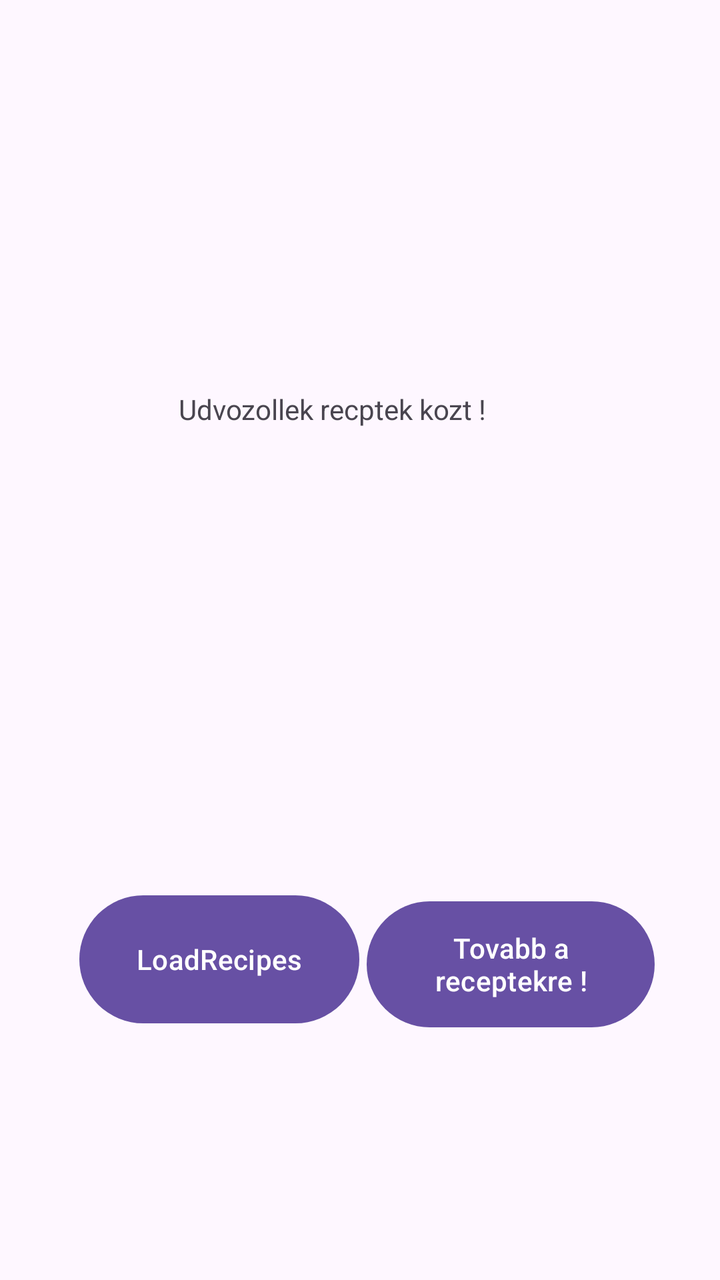
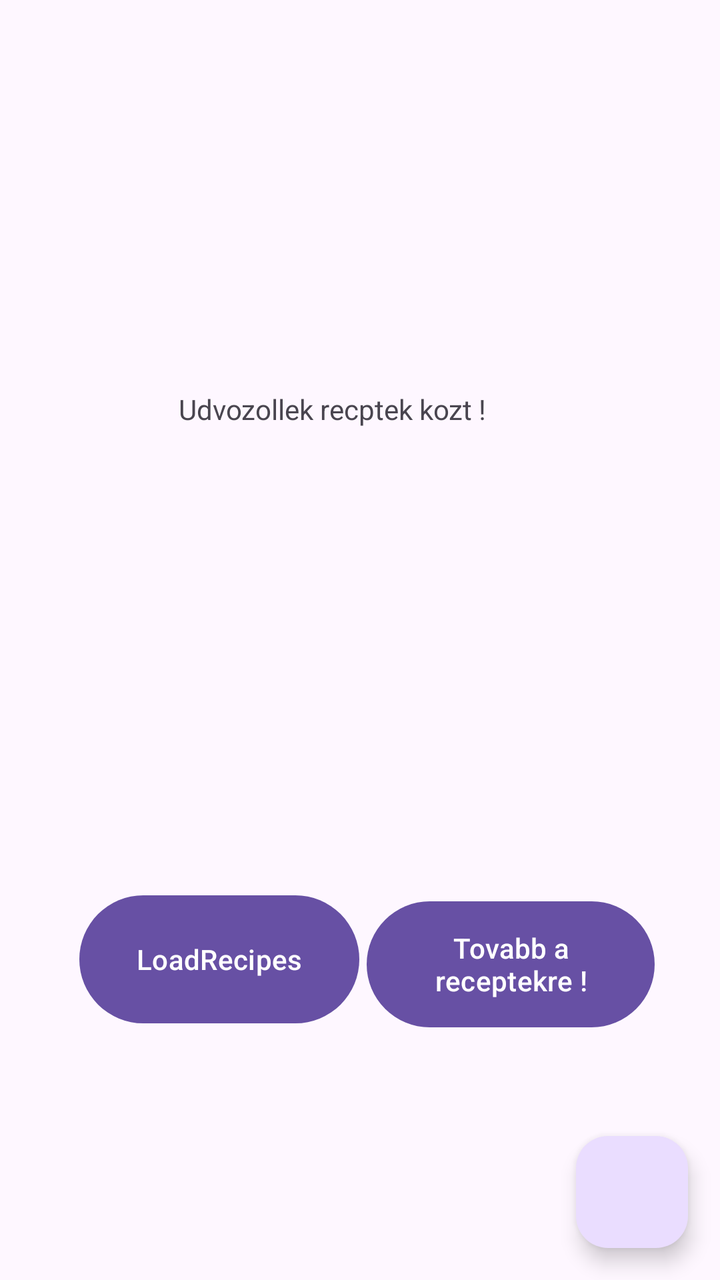

Before-and-after screenshots of an Android layout around one commit, followed by the original layout XML and the change that was made.
<!-- AndroidManifest.xml: application theme Theme.RecipesApp -->
<!-- res/layout/fragment_recipes.xml -->
<?xml version="1.0" encoding="utf-8"?>
<androidx.constraintlayout.widget.ConstraintLayout xmlns:android="http://schemas.android.com/apk/res/android"
    xmlns:app="http://schemas.android.com/apk/res-auto"
    xmlns:tools="http://schemas.android.com/tools"
    android:layout_width="match_parent"
    android:layout_height="match_parent"
    tools:context=".ui.recipes.RecipesFragment">


    <TextView

        android:layout_width="180dp"
        android:layout_height="81dp"
        android:text="@string/reciptWelcome"
        app:layout_constraintBottom_toBottomOf="parent"
        app:layout_constraintEnd_toEndOf="parent"
        app:layout_constraintHorizontal_bias="0.497"
        app:layout_constraintStart_toStartOf="parent"
        app:layout_constraintTop_toTopOf="parent"
        app:layout_constraintVertical_bias="0.349" />

    <Button
        android:id="@+id/recipesRecipesDetailID"
        android:layout_width="144dp"
        android:layout_height="71dp"
        android:text="@string/goToRecipes"
        app:layout_constraintBottom_toBottomOf="parent"
        app:layout_constraintEnd_toEndOf="parent"
        app:layout_constraintHorizontal_bias="0.848"
        app:layout_constraintStart_toStartOf="parent"
        app:layout_constraintTop_toTopOf="parent"
        app:layout_constraintVertical_bias="0.785" />

    <Button
        android:id="@+id/recipesLoadRecipes"
        android:layout_width="140dp"
        android:layout_height="72dp"
        android:text="LoadRecipes"
        app:layout_constraintBottom_toBottomOf="parent"
        app:layout_constraintEnd_toEndOf="parent"
        app:layout_constraintHorizontal_bias="0.18"
        app:layout_constraintStart_toStartOf="parent"
        app:layout_constraintTop_toTopOf="parent"
        app:layout_constraintVertical_bias="0.781" />

</androidx.constraintlayout.widget.ConstraintLayout>
<!-- resources referenced by this layout -->
<resources>
  <string name="goToRecipes">Tovabb a receptekre  !</string>
  <string name="reciptWelcome">Udvozollek recptek kozt  !</string>
  <style name="Theme.RecipesApp" parent="Base.Theme.RecipesApp" />
  <style name="Base.Theme.RecipesApp" parent="Theme.Material3.DayNight.NoActionBar">
          
          
      </style>
</resources>

<!-- the commit's change to res/layout/fragment_recipes.xml (unified diff, before → after) -->
@@ -43,4 +43,118 @@
         app:layout_constraintTop_toTopOf="parent"
         app:layout_constraintVertical_bias="0.781" />
 
+
+    <androidx.recyclerview.widget.RecyclerView
+        android:id="@+id/recycler_view"
+        tools:listitem="@layout/single_recipe"
+        android:layout_width="match_parent"
+        android:layout_height="match_parent"
+        app:layoutManager="LinearLayoutManager"/>
+
+    <com.google.android.material.floatingactionbutton.FloatingActionButton
+        android:id="@+id/fab"
+        android:layout_width="wrap_content"
+        android:layout_height="wrap_content"
+        android:layout_margin="16dp"
+        app:layout_constraintBottom_toBottomOf="parent"
+        app:layout_constraintEnd_toEndOf="parent"/>
 </androidx.constraintlayout.widget.ConstraintLayout>
+<!-- res/layout/single_recipe.xml (included above) -->
+<androidx.cardview.widget.CardView android:id="@+id/recipeCard"
+    android:layout_width="match_parent"
+    android:layout_height="wrap_content"
+    android:layout_margin="8dp"
+    app:cardCornerRadius="12dp"
+    app:cardElevation="4dp"
+    xmlns:android="http://schemas.android.com/apk/res/android"
+    xmlns:app="http://schemas.android.com/apk/res-auto">
+
+        <androidx.constraintlayout.widget.ConstraintLayout
+            android:layout_width="match_parent"
+            android:layout_height="wrap_content"
+            android:padding="16dp">
+
+            
+            <ImageView
+                android:id="@+id/recipeImage"
+                android:layout_width="0dp"
+                android:layout_height="150dp"
+                android:scaleType="centerCrop"
+                android:contentDescription="@string/recipe_image_desc"
+                app:layout_constraintTop_toTopOf="parent"
+                app:layout_constraintStart_toStartOf="parent"
+                app:layout_constraintEnd_toEndOf="parent"
+                android:src="@drawable/sample_recipe_image" />
+
+            
+            <TextView
+                android:id="@+id/recipeName"
+                android:layout_width="0dp"
+                android:layout_height="wrap_content"
+                android:layout_marginTop="8dp"
+                android:text="Delicious Recipe Name"
+                android:textSize="18sp"
+                android:textStyle="bold"
+                android:textColor="@android:color/black"
+                app:layout_constraintTop_toBottomOf="@id/recipeImage"
+                app:layout_constraintStart_toStartOf="parent"
+                app:layout_constraintEnd_toEndOf="parent" />
+
+            
+            <TextView
+                android:id="@+id/recipeDescription"
+                android:layout_width="0dp"
+                android:layout_height="wrap_content"
+                android:layout_marginTop="4dp"
+                android:text="A short description of the recipe goes here."
+                android:textSize="14sp"
+                android:textColor="@android:color/darker_gray"
+                app:layout_constraintTop_toBottomOf="@id/recipeName"
+                app:layout_constraintStart_toStartOf="parent"
+                app:layout_constraintEnd_toEndOf="parent" />
+
+            
+            <TextView
+                android:id="@+id/recipeKeywords"
+                android:layout_width="0dp"
+                android:layout_height="wrap_content"
+                android:layout_marginTop="8dp"
+                android:text="Keywords: Easy, Quick, Healthy"
+                android:textSize="12sp"
+                android:textColor="@android:color/holo_blue_dark"
+                app:layout_constraintTop_toBottomOf="@id/recipeDescription"
+                app:layout_constraintStart_toStartOf="parent"
+                app:layout_constraintEnd_toEndOf="parent" />
+
+            
+            <LinearLayout
+                android:id="@+id/buttonsLayout"
+                android:layout_width="0dp"
+                android:layout_height="wrap_content"
+                android:layout_marginTop="8dp"
+                android:orientation="horizontal"
+                app:layout_constraintTop_toBottomOf="@id/recipeKeywords"
+                app:layout_constraintStart_toStartOf="parent"
+                app:layout_constraintEnd_toEndOf="parent">
+
+                <Button
+                    android:id="@+id/buttonView"
+                    android:layout_width="0dp"
+                    android:layout_height="wrap_content"
+                    android:layout_weight="1"
+                    android:text="View"
+                    android:backgroundTint="@color/purple_500"
+                    android:textColor="@android:color/white" />
+
+                <Button
+                    android:id="@+id/buttonSave"
+                    android:layout_width="0dp"
+                    android:layout_height="wrap_content"
+                    android:layout_weight="1"
+                    android:layout_marginStart="8dp"
+                    android:text="Save"
+                    android:backgroundTint="@color/purple_500"
+                    android:textColor="@android:color/white" />
+            </LinearLayout>
+        </androidx.constraintlayout.widget.ConstraintLayout>
+    </androidx.cardview.widget.CardView>
<!-- resource entries referenced after the edit -->
@@ -1,6 +1,9 @@
 <!-- resources referenced by this layout -->
 <resources>
+  <color name="purple_500">#742BA2</color>
+  <!-- drawable sample_recipe_image: jpeg bitmap (drawable, 8274 bytes) -->
   <string name="goToRecipes">Tovabb a receptekre  !</string>
+  <string name="recipe_image_desc">Szuper finom ..... !</string>
   <string name="reciptWelcome">Udvozollek recptek kozt  !</string>
   <style name="Theme.RecipesApp" parent="Base.Theme.RecipesApp" />
   <style name="Base.Theme.RecipesApp" parent="Theme.Material3.DayNight.NoActionBar">
